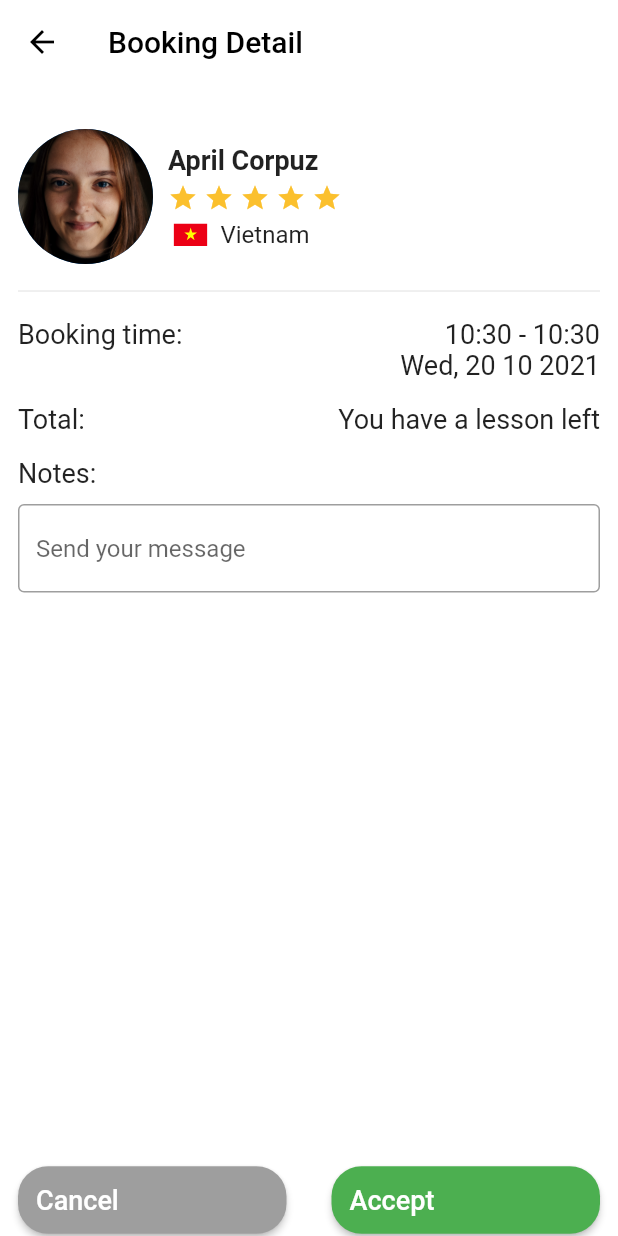
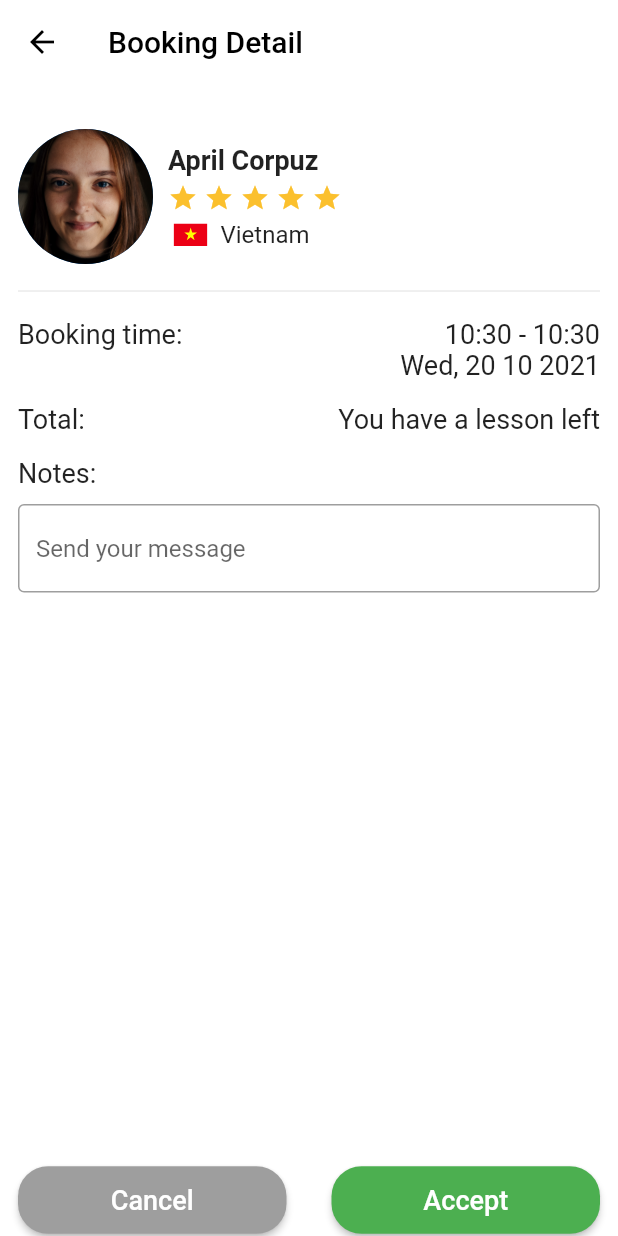
Before and after one commit to phamduygit/lettutor-app, a Flutter app: the BookingDetailScreen screen opened directly with empty values, on a phone screen of 412 x 824 dp. Run offline on Flutter 3.47's test engine with Material 2 defaults, Android fonts, the phone set to English and light mode, and no system bars; our stand-ins replace country_picker, flutter_svg, image_picker, readmore.

Commit message:
update ui booking detail

```diff
--- a/lib/screens/detail_teacher/components/booking_detail_screen.dart
+++ b/lib/screens/detail_teacher/components/booking_detail_screen.dart
@@ -92,6 +92,7 @@ class BookingDetailScreen extends StatelessWidget {
                   Expanded(
                     child: ElevatedButton(
                       child: Row(
+                        mainAxisAlignment: MainAxisAlignment.center,
                         children: const [
                           Text(
                             "Cancel",
@@ -113,6 +114,7 @@ class BookingDetailScreen extends StatelessWidget {
                   Expanded(
                     child: ElevatedButton(
                       child: Row(
+                        mainAxisAlignment: MainAxisAlignment.center,
                         children: const [
                           Text(
                             "Accept",
--- a/lib/screens/detail_teacher/components/over_view_teacher.dart
+++ b/lib/screens/detail_teacher/components/over_view_teacher.dart
@@ -44,7 +44,7 @@ class OverViewTeacher extends StatelessWidget {
             Row(
               children: [
                 SvgPicture.asset(
-                  "assets/images/viet-nam.svg",
+                  "assets/images/viet_nam.svg",
                   width: 30,
                   height: 15,
                 ),
```
Also changed, not shown: assets/images/viet_nam.svg (renamed from assets/images/viet-nam.svg).
